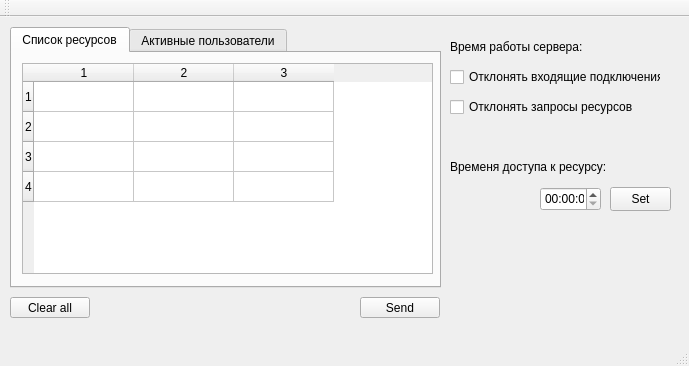
This is mainwindow.ui in touch-my-tralala/test_client as Qt 5 draws it before an edit. The edited form follows.
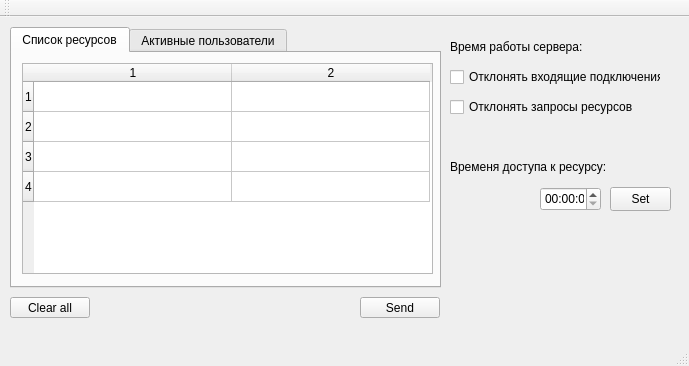
This is the edited form.

Commit message: 1) add json handle, 2) add table update(bad), 3) change json_parse, 4) change initialization

Patch:
```diff
--- a/mainwindow.ui
+++ b/mainwindow.ui
@@ -95,15 +95,17 @@
        <number>4</number>
       </property>
       <property name="columnCount">
-       <number>3</number>
+       <number>2</number>
       </property>
+      <attribute name="horizontalHeaderDefaultSectionSize">
+       <number>198</number>
+      </attribute>
       <row/>
       <row/>
       <row/>
       <row/>
       <column/>
       <column/>
-      <column/>
      </widget>
     </widget>
     <widget class="QWidget" name="tab_2">
```
The commit also changes 2 other files.
